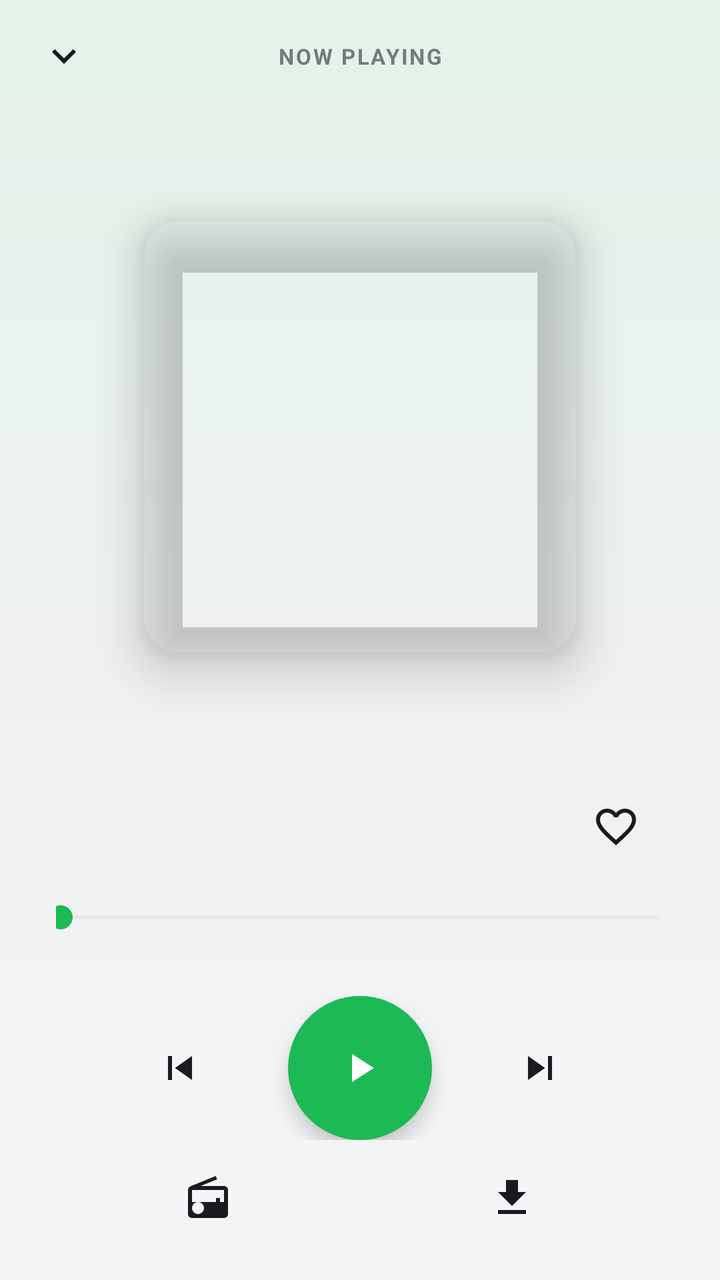
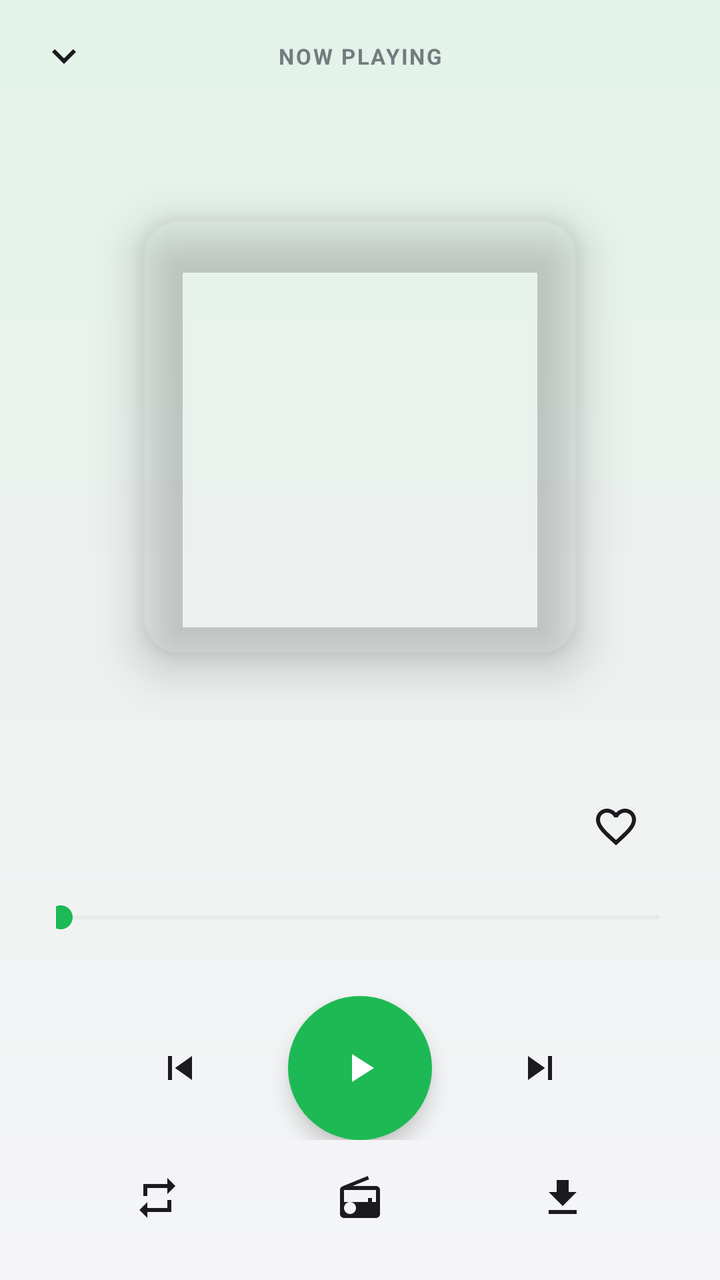

Compare the two renders of this Android layout. The source of the first and the diff that turns it into the second are given below.
<!-- AndroidManifest.xml: application theme Theme.SparkTube -->
<!-- res/layout/activity_now_playing.xml -->
<?xml version="1.0" encoding="utf-8"?>
<androidx.constraintlayout.widget.ConstraintLayout xmlns:android="http://schemas.android.com/apk/res/android"
    xmlns:app="http://schemas.android.com/apk/res-auto"
    android:layout_width="match_parent"
    android:layout_height="match_parent"
    android:background="@drawable/bg_nowplaying_bg">

    
    <ImageButton
        android:id="@+id/backButton"
        android:layout_width="48dp"
        android:layout_height="48dp"
        android:layout_marginStart="8dp"
        android:layout_marginTop="4dp"
        android:background="?attr/selectableItemBackgroundBorderless"
        android:contentDescription="@string/cd_back"
        android:rotation="90"
        android:src="@drawable/ic_chevron_right"
        app:layout_constraintStart_toStartOf="parent"
        app:layout_constraintTop_toTopOf="parent"
        app:tint="@color/on_surface" />

    <TextView
        android:id="@+id/playingLabel"
        android:layout_width="0dp"
        android:layout_height="wrap_content"
        android:layout_marginStart="8dp"
        android:layout_marginEnd="8dp"
        android:alpha="0.85"
        android:gravity="center"
        android:letterSpacing="0.08"
        android:text="@string/now_playing"
        android:textAllCaps="true"
        android:textColor="@color/on_surface_variant"
        android:textSize="11sp"
        android:textStyle="bold"
        app:layout_constraintBottom_toBottomOf="@id/backButton"
        app:layout_constraintEnd_toStartOf="@id/queueButton"
        app:layout_constraintStart_toEndOf="@id/backButton"
        app:layout_constraintTop_toTopOf="@id/backButton" />

    <ImageButton
        android:id="@+id/queueButton"
        android:layout_width="48dp"
        android:layout_height="48dp"
        android:layout_marginTop="4dp"
        android:layout_marginEnd="8dp"
        android:background="?attr/selectableItemBackgroundBorderless"
        android:contentDescription="@string/cd_queue"
        android:src="@drawable/ic_queue_music"
        android:visibility="invisible"
        app:layout_constraintEnd_toEndOf="parent"
        app:layout_constraintTop_toTopOf="parent"
        app:tint="@color/on_surface" />

    
    <FrameLayout
        android:id="@+id/artContainer"
        android:layout_width="0dp"
        android:layout_height="0dp"
        android:layout_marginStart="28dp"
        android:layout_marginTop="6dp"
        android:layout_marginEnd="28dp"
        android:layout_marginBottom="8dp"
        app:layout_constraintBottom_toTopOf="@id/infoBlock"
        app:layout_constraintEnd_toEndOf="parent"
        app:layout_constraintStart_toStartOf="parent"
        app:layout_constraintTop_toBottomOf="@id/backButton">

        <com.google.android.material.imageview.ShapeableImageView
            android:id="@+id/art"
            android:layout_width="220dp"
            android:layout_height="220dp"
            android:layout_gravity="center"
            android:elevation="14dp"
            android:scaleType="centerCrop"
            app:shapeAppearanceOverlay="@style/RoundedArt" />
    </FrameLayout>

    <LinearLayout
        android:id="@+id/infoBlock"
        android:layout_width="0dp"
        android:layout_height="wrap_content"
        android:orientation="vertical"
        android:paddingStart="28dp"
        android:paddingEnd="28dp"
        android:paddingBottom="18dp"
        app:layout_constraintBottom_toBottomOf="parent"
        app:layout_constraintEnd_toEndOf="parent"
        app:layout_constraintStart_toStartOf="parent">

        
        <LinearLayout
            android:layout_width="match_parent"
            android:layout_height="wrap_content"
            android:gravity="center_vertical"
            android:orientation="horizontal">

            <LinearLayout
                android:layout_width="0dp"
                android:layout_height="wrap_content"
                android:layout_weight="1"
                android:orientation="vertical">

                <TextView
                    android:id="@+id/title"
                    android:layout_width="match_parent"
                    android:layout_height="wrap_content"
                    android:ellipsize="end"
                    android:maxLines="2"
                    android:textColor="@color/on_surface"
                    android:textSize="22sp"
                    android:textStyle="bold" />

                <TextView
                    android:id="@+id/subtitle"
                    android:layout_width="match_parent"
                    android:layout_height="wrap_content"
                    android:layout_marginTop="3dp"
                    android:ellipsize="end"
                    android:maxLines="1"
                    android:textColor="@color/on_surface_variant"
                    android:textSize="15sp" />
            </LinearLayout>

            <ImageButton
                android:id="@+id/favoriteButton"
                android:layout_width="48dp"
                android:layout_height="48dp"
                android:layout_marginStart="8dp"
                android:background="?attr/selectableItemBackgroundBorderless"
                android:contentDescription="@string/action_favorite"
                android:src="@drawable/ic_favorite_border"
                app:tint="@color/on_surface" />
        </LinearLayout>

        <SeekBar
            android:id="@+id/seekBar"
            android:layout_width="match_parent"
            android:layout_height="wrap_content"
            android:layout_marginStart="-14dp"
            android:layout_marginTop="10dp"
            android:layout_marginEnd="-14dp"
            android:progressBackgroundTint="@color/outline"
            android:progressTint="@color/music_green"
            android:thumbTint="@color/music_green" />

        <LinearLayout
            android:id="@+id/timeRow"
            android:layout_width="match_parent"
            android:layout_height="wrap_content"
            android:orientation="horizontal">

            <TextView
                android:id="@+id/position"
                android:layout_width="0dp"
                android:layout_height="wrap_content"
                android:layout_weight="1"
                android:textColor="@color/on_surface_variant"
                android:textSize="12sp" />

            <TextView
                android:id="@+id/duration"
                android:layout_width="wrap_content"
                android:layout_height="wrap_content"
                android:textColor="@color/on_surface_variant"
                android:textSize="12sp" />
        </LinearLayout>

        <LinearLayout
            android:id="@+id/controlsRow"
            android:layout_width="match_parent"
            android:layout_height="wrap_content"
            android:layout_marginTop="14dp"
            android:gravity="center"
            android:orientation="horizontal">

            <ImageButton
                android:id="@+id/prevButton"
                android:layout_width="56dp"
                android:layout_height="56dp"
                android:background="?attr/selectableItemBackgroundBorderless"
                android:contentDescription="@string/cd_previous"
                android:src="@drawable/ic_skip_previous"
                app:tint="@color/on_surface" />

            <ImageButton
                android:id="@+id/playPauseButton"
                android:layout_width="72dp"
                android:layout_height="72dp"
                android:layout_marginStart="26dp"
                android:layout_marginEnd="26dp"
                android:background="@drawable/bg_play_circle"
                android:contentDescription="@string/cd_play"
                android:elevation="6dp"
                android:src="@drawable/ic_play_arrow"
                app:tint="@color/white" />

            <ImageButton
                android:id="@+id/nextButton"
                android:layout_width="56dp"
                android:layout_height="56dp"
                android:background="?attr/selectableItemBackgroundBorderless"
                android:contentDescription="@string/cd_next"
                android:src="@drawable/ic_skip_next"
                app:tint="@color/on_surface" />
        </LinearLayout>

        
        <LinearLayout
            android:id="@+id/actionsRow"
            android:layout_width="match_parent"
            android:layout_height="wrap_content"
            android:layout_marginTop="6dp"
            android:gravity="center"
            android:orientation="horizontal">

            <ImageButton
                android:id="@+id/radioButton"
                android:layout_width="0dp"
                android:layout_height="46dp"
                android:layout_weight="1"
                android:background="?attr/selectableItemBackgroundBorderless"
                android:contentDescription="@string/start_radio"
                android:src="@drawable/ic_radio"
                app:tint="@color/on_surface" />

            <ImageButton
                android:id="@+id/downloadButton"
                android:layout_width="0dp"
                android:layout_height="46dp"
                android:layout_weight="1"
                android:background="?attr/selectableItemBackgroundBorderless"
                android:contentDescription="@string/action_download"
                android:src="@drawable/ic_download"
                app:tint="@color/on_surface" />
        </LinearLayout>

        <TextView
            android:id="@+id/downloadStatus"
            android:layout_width="match_parent"
            android:layout_height="wrap_content"
            android:layout_marginTop="2dp"
            android:gravity="center"
            android:textColor="@color/on_surface_variant"
            android:textSize="13sp"
            android:visibility="gone" />

        
        <LinearLayout
            android:id="@+id/upNextCard"
            android:layout_width="match_parent"
            android:layout_height="wrap_content"
            android:layout_marginTop="10dp"
            android:background="@drawable/bg_card_tile"
            android:clickable="true"
            android:focusable="true"
            android:gravity="center_vertical"
            android:orientation="horizontal"
            android:paddingStart="16dp"
            android:paddingTop="12dp"
            android:paddingEnd="12dp"
            android:paddingBottom="12dp"
            android:visibility="gone">

            <LinearLayout
                android:layout_width="0dp"
                android:layout_height="wrap_content"
                android:layout_weight="1"
                android:orientation="vertical">

                <TextView
                    android:id="@+id/upNextLabel"
                    android:layout_width="wrap_content"
                    android:layout_height="wrap_content"
                    android:letterSpacing="0.06"
                    android:text="@string/up_next_label"
                    android:textAllCaps="true"
                    android:textColor="@color/music_green"
                    android:textSize="11sp"
                    android:textStyle="bold" />

                <TextView
                    android:id="@+id/upNextTitle"
                    android:layout_width="match_parent"
                    android:layout_height="wrap_content"
                    android:layout_marginTop="2dp"
                    android:ellipsize="end"
                    android:maxLines="1"
                    android:textColor="@color/on_surface"
                    android:textSize="14sp"
                    android:textStyle="bold" />
            </LinearLayout>

            <ImageView
                android:layout_width="24dp"
                android:layout_height="24dp"
                android:layout_marginStart="10dp"
                android:importantForAccessibility="no"
                android:src="@drawable/ic_queue_music"
                app:tint="@color/on_surface" />
        </LinearLayout>
    </LinearLayout>

    <ProgressBar
        android:id="@+id/loading"
        android:layout_width="wrap_content"
        android:layout_height="wrap_content"
        android:visibility="gone"
        app:layout_constraintBottom_toBottomOf="parent"
        app:layout_constraintEnd_toEndOf="parent"
        app:layout_constraintStart_toStartOf="parent"
        app:layout_constraintTop_toTopOf="parent" />
</androidx.constraintlayout.widget.ConstraintLayout>
<!-- resources referenced by this layout -->
<resources>
  <color name="music_green">#1DB954</color>
  <color name="on_surface">#1B1B1F</color>
  <color name="on_surface_variant">#61646C</color>
  <color name="outline">#C9CBD1</color>
  <color name="white">#FFFFFFFF</color>
  <!-- drawable bg_card_tile (drawable) -->
  <?xml version="1.0" encoding="utf-8"?>
  <ripple xmlns:android="http://schemas.android.com/apk/res/android"
      android:color="@color/action_pill_ripple">
      <item>
          <shape>
              <solid android:color="?attr/elevatedBg" />
              <corners android:radius="16dp" />
          </shape>
      </item>
  </ripple>
  <!-- drawable bg_nowplaying_bg (drawable) -->
  <?xml version="1.0" encoding="utf-8"?>
  <shape xmlns:android="http://schemas.android.com/apk/res/android">
      <gradient
          android:angle="270"
          android:startColor="#E3F3E9"
          android:centerColor="#EEF1F0"
          android:endColor="#F5F5F7" />
  </shape>
  <!-- drawable bg_play_circle (drawable) -->
  <?xml version="1.0" encoding="utf-8"?>
  <ripple xmlns:android="http://schemas.android.com/apk/res/android"
      android:color="#4DFFFFFF">
      <item>
          <shape android:shape="oval">
              <solid android:color="@color/music_green" />
          </shape>
      </item>
  </ripple>
  <!-- drawable ic_download (drawable) -->
  <vector xmlns:android="http://schemas.android.com/apk/res/android"
      android:width="24dp"
      android:height="24dp"
      android:viewportWidth="24"
      android:viewportHeight="24">
      <path
          android:fillColor="#FF000000"
          android:pathData="M19,9h-4V3H9v6H5l7,7 7,-7zM5,18v2h14v-2H5z" />
  </vector>
  <!-- drawable ic_play_arrow (drawable) -->
  <vector xmlns:android="http://schemas.android.com/apk/res/android"
      android:width="24dp"
      android:height="24dp"
      android:viewportWidth="24"
      android:viewportHeight="24"
      android:tint="?attr/colorControlNormal">
      <path
          android:fillColor="@android:color/white"
          android:pathData="M8,5v14l11,-7z"/>
  </vector>
  <!-- drawable ic_skip_next (drawable) -->
  <vector xmlns:android="http://schemas.android.com/apk/res/android"
      android:width="24dp"
      android:height="24dp"
      android:viewportWidth="24"
      android:viewportHeight="24">
      <path
          android:fillColor="#FF000000"
          android:pathData="M6,18l8.5,-6L6,6v12zM16,6v12h2V6h-2z" />
  </vector>
  <!-- drawable ic_skip_previous (drawable) -->
  <vector xmlns:android="http://schemas.android.com/apk/res/android"
      android:width="24dp"
      android:height="24dp"
      android:viewportWidth="24"
      android:viewportHeight="24">
      <path
          android:fillColor="#FF000000"
          android:pathData="M6,6h2v12H6zM9.5,12l8.5,6V6z" />
  </vector>
  <string name="action_download">Download</string>
  <string name="action_favorite">Favorite</string>
  <string name="cd_back">Back</string>
  <string name="cd_next">Next</string>
  <string name="cd_play">Play</string>
  <string name="cd_previous">Previous</string>
  <string name="cd_queue">Queue</string>
  <string name="now_playing">Now playing</string>
  <string name="start_radio">Start radio</string>
  <string name="up_next_label">Up next</string>
  <style name="RoundedArt" parent="">
          <item name="cornerFamily">rounded</item>
          <item name="cornerSize">20dp</item>
      </style>
  <color name="action_pill_ripple">#1A000000</color>
  <color name="spark_red">#F03E3E</color>
  <color name="bg">#F5F5F7</color>
  <color name="surface">#FFFFFF</color>
  <color name="surface_elevated">#EFEFF2</color>
  <color name="chip_selected_bg">#33F03E3E</color>
  <!-- unchanged entries left out for length: 5 -->
</resources>

<!-- the commit's change to res/layout/activity_now_playing.xml (unified diff, before → after) -->
@@ -216,6 +216,16 @@
             android:orientation="horizontal">
 
             <ImageButton
+                android:id="@+id/loopButton"
+                android:layout_width="0dp"
+                android:layout_height="46dp"
+                android:layout_weight="1"
+                android:background="?attr/selectableItemBackgroundBorderless"
+                android:contentDescription="@string/cd_loop"
+                android:src="@drawable/ic_repeat"
+                app:tint="@color/on_surface" />
+
+            <ImageButton
                 android:id="@+id/radioButton"
                 android:layout_width="0dp"
                 android:layout_height="46dp"
<!-- resource entries referenced after the edit -->
@@ -56,6 +56,16 @@
           android:fillColor="@android:color/white"
           android:pathData="M8,5v14l11,-7z"/>
   </vector>
+  <!-- drawable ic_repeat (drawable) -->
+  <vector xmlns:android="http://schemas.android.com/apk/res/android"
+      android:width="24dp"
+      android:height="24dp"
+      android:viewportWidth="24"
+      android:viewportHeight="24">
+      <path
+          android:fillColor="#FF000000"
+          android:pathData="M7,7h10v3l4,-4 -4,-4v3H5v6h2V7zM17,17H7v-3l-4,4 4,4v-3h12v-6h-2v4z" />
+  </vector>
   <!-- drawable ic_skip_next (drawable) -->
   <vector xmlns:android="http://schemas.android.com/apk/res/android"
       android:width="24dp"
@@ -79,6 +89,7 @@
   <string name="action_download">Download</string>
   <string name="action_favorite">Favorite</string>
   <string name="cd_back">Back</string>
+  <string name="cd_loop">Loop</string>
   <string name="cd_next">Next</string>
   <string name="cd_play">Play</string>
   <string name="cd_previous">Previous</string>
